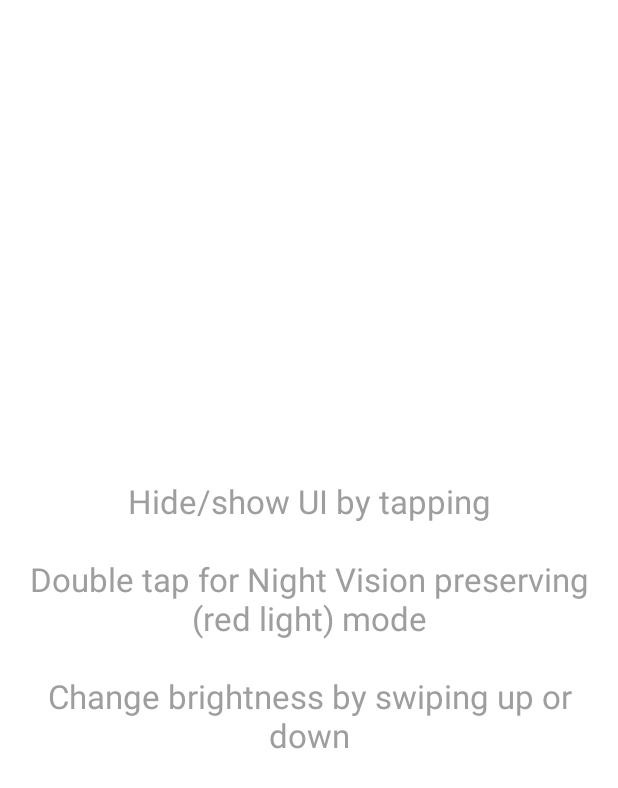
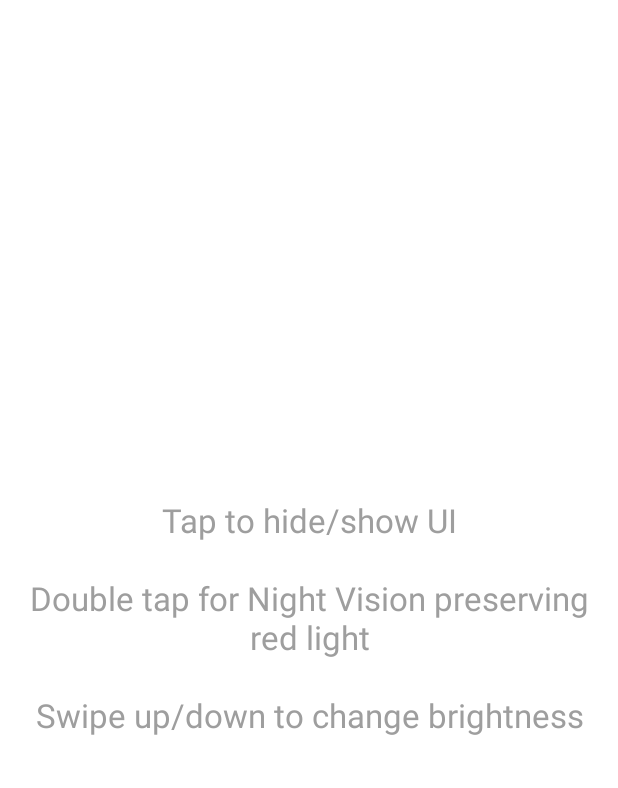
Before and after one commit to balazsgerlei/ScreenLit, an Android app: the layout activity_fullscreen.xml on its own in the app's theme, with its tools: preview values and no code run, on a phone screen of 412 x 824 dp. Shown: the top 788 px of the screen. Run offline under Robolectric (Android 15) with nearby library versions, the phone set to English and light mode, and no system bars.

Commit message:
Further improve on-screen tutorial text

```diff
--- a/app/src/main/res/values/strings.xml
+++ b/app/src/main/res/values/strings.xml
@@ -2,5 +2,5 @@
     <string name="app_name">ScreenLit</string>
     <string name="dummy_button">Dummy Button</string>
     <string name="dummy_content">DUMMY\nCONTENT</string>
-    <string name="gesture_description">Hide/show UI by tapping\n\nDouble tap for Night Vision preserving (red light) mode\n\nChange brightness by swiping up or down</string>
+    <string name="gesture_description">Tap to hide/show UI\n\nDouble tap for Night Vision preserving red light\n\nSwipe up/down to change brightness</string>
 </resources>
```
